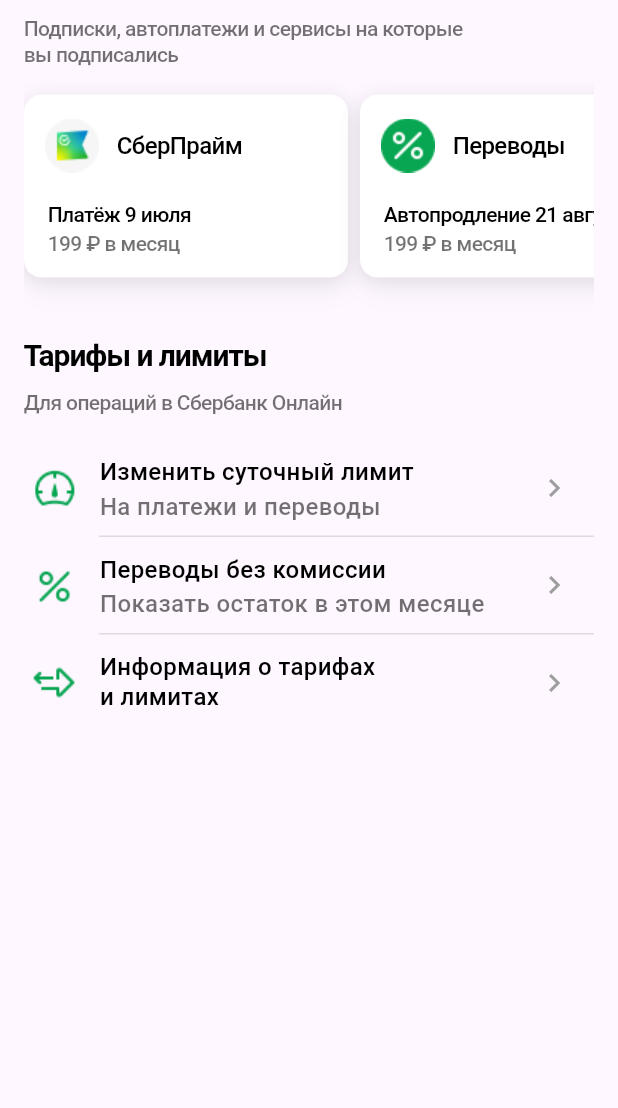
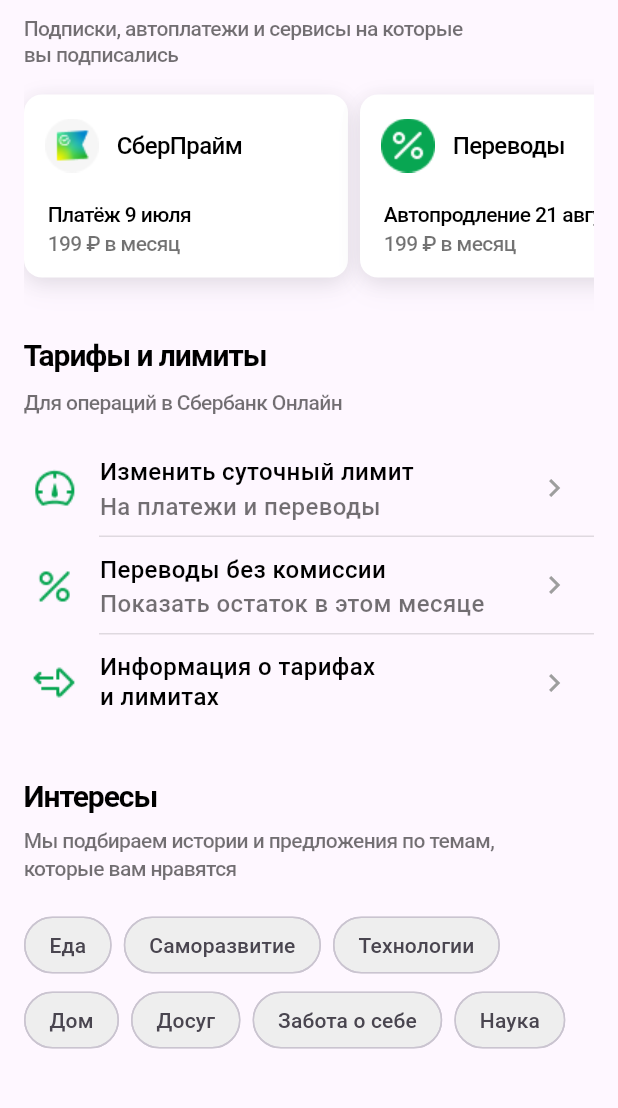
Before and after one commit to puhlenkiyroman/flutter_development_1, a Flutter app: the screen it shows after launch, scrolled down 280 dp, on a phone screen of 412 x 824 dp, the part 72-1180 px from its top. Run offline on Flutter 3.47's test engine with Material 3 defaults, Android fonts, the phone set to English and light mode, and no system bars; Roboto replaces fonts that are missing (SF Pro Text).

Commit message:
added categories_chips.dart

```diff
--- /dev/null
+++ b/lib/categories_chips.dart
@@ -0,0 +1,49 @@
+import 'package:flutter/material.dart';
+
+class CategoriesChips extends StatefulWidget {
+  @override
+  _CategoriesChipsState createState() => _CategoriesChipsState();
+}
+
+class _CategoriesChipsState extends State<CategoriesChips> {
+  List<String> categories = [
+    'Еда',
+    'Саморазвитие',
+    'Технологии',
+    'Дом',
+    'Досуг',
+    'Забота о себе',
+    'Наука'
+  ];
+
+  Set<String> selectedCategories = {};
+
+  @override
+  Widget build(BuildContext context) {
+    return Wrap(
+      spacing: 8.0,
+      runSpacing: 2.0,
+      children: categories.map((category) {
+        return ChoiceChip(
+          label: Text(category),
+          selected: selectedCategories.contains(category),
+          onSelected: (isSelected) {
+            setState(() {
+              if (isSelected) {
+                selectedCategories.add(category);
+              } else {
+                selectedCategories.remove(category);
+              }
+            });
+          },
+          backgroundColor: Colors.grey[200],
+          selectedColor: Colors.grey[500],
+          shape: RoundedRectangleBorder(
+            borderRadius: BorderRadius.circular(30.0),
+            side: BorderSide.none,
+          ),
+        );
+      }).toList(),
+    );
+  }
+}
--- a/lib/custom_app_bar.dart
+++ b/lib/custom_app_bar.dart
@@ -19,7 +19,7 @@
                 floating: true,
                 expandedHeight: 280,
                 flexibleSpace: PreferredSize(
-                  preferredSize: Size.fromHeight(52),
+                  preferredSize: const Size.fromHeight(52),
                   child: FlexibleSpaceBar(
                     collapseMode: CollapseMode.pin,
                     background: Column(
@@ -40,7 +40,7 @@
                             const Profile(),
                             IconButton(
                               onPressed: () {},
-                              icon: ImageIcon(
+                              icon: const ImageIcon(
                                 AssetImage(
                                     'assets/images/arrow_right_square.png'),
                                 color: AppTheme.primaryColor,
@@ -58,7 +58,7 @@
                       AppTheme.tabBarTextStyle.copyWith(color: Colors.black),
                   unselectedLabelStyle:
                       AppTheme.tabBarTextStyle.copyWith(color: Colors.grey),
-                  tabs: [
+                  tabs: const [
                     Tab(
                       text: 'Профиль',
                     ),
@@ -71,7 +71,7 @@
               ),
             ];
           },
-          body: TabBarView(
+          body: const TabBarView(
             children: [
               ProfileSettings(),
               Center(child: Text('Содержимое для Настроек')),
--- a/lib/profile_settings.dart
+++ b/lib/profile_settings.dart
@@ -3,6 +3,7 @@
 import 'App_Theme/builder.dart';
 import 'package:flutter_development_1/cards.dart';
 import 'package:flutter_development_1/tarifs.dart';
+import 'package:flutter_development_1/categories_chips.dart';
 
 class ProfileSettings extends StatelessWidget {
   const ProfileSettings({
@@ -48,6 +49,26 @@
                   padding: const EdgeInsets.symmetric(vertical: 12),
                 ),
                 Tarifs(),
+                Padding(
+                  padding: const EdgeInsets.symmetric(vertical: 16),
+                ),
+                Padding(
+                  padding: const EdgeInsets.symmetric(vertical: 12),
+                  child: CustomBuilder.buildTitle('Интересы '),
+                ),
+                Padding(
+                  padding: const EdgeInsets.symmetric(vertical: 16),
+                  child: CustomBuilder.buildSubtitle(
+                      'Мы подбираем истории и предложения по темам,'),
+                ),
+                Padding(
+                  padding: const EdgeInsets.symmetric(vertical: 2),
+                  child: CustomBuilder.buildSubtitle('которые вам нравятся'),
+                ),
+                Padding(
+                  padding: const EdgeInsets.symmetric(vertical: 12),
+                ),
+                CategoriesChips(),
               ],
             ),
           ),
```
